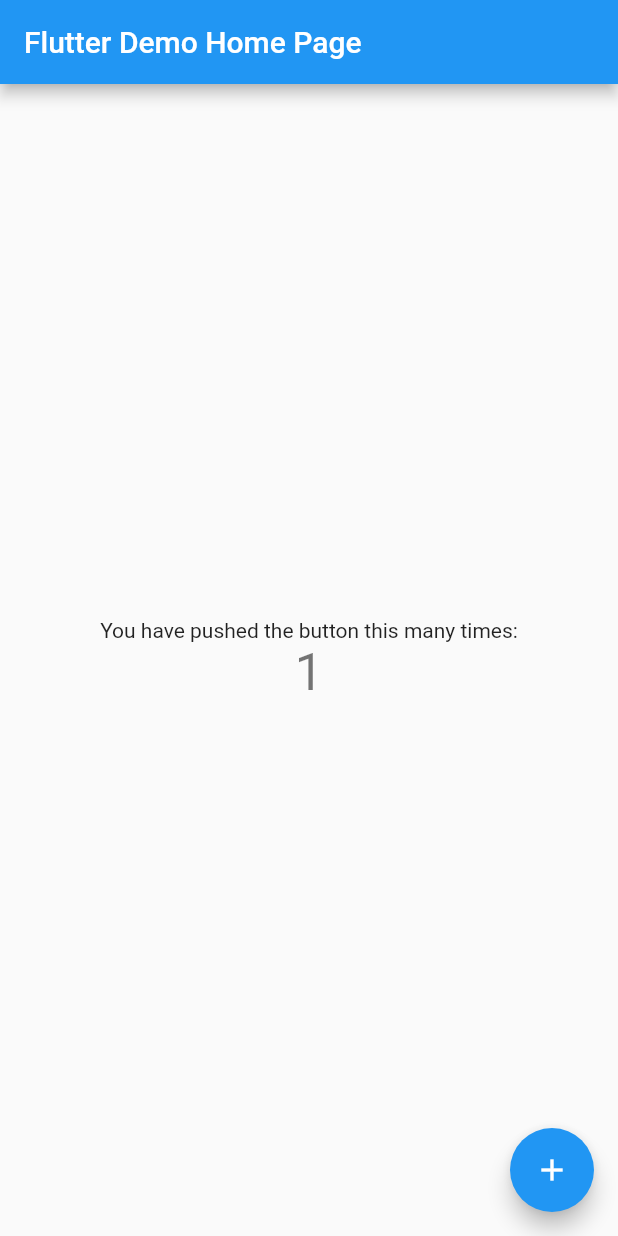
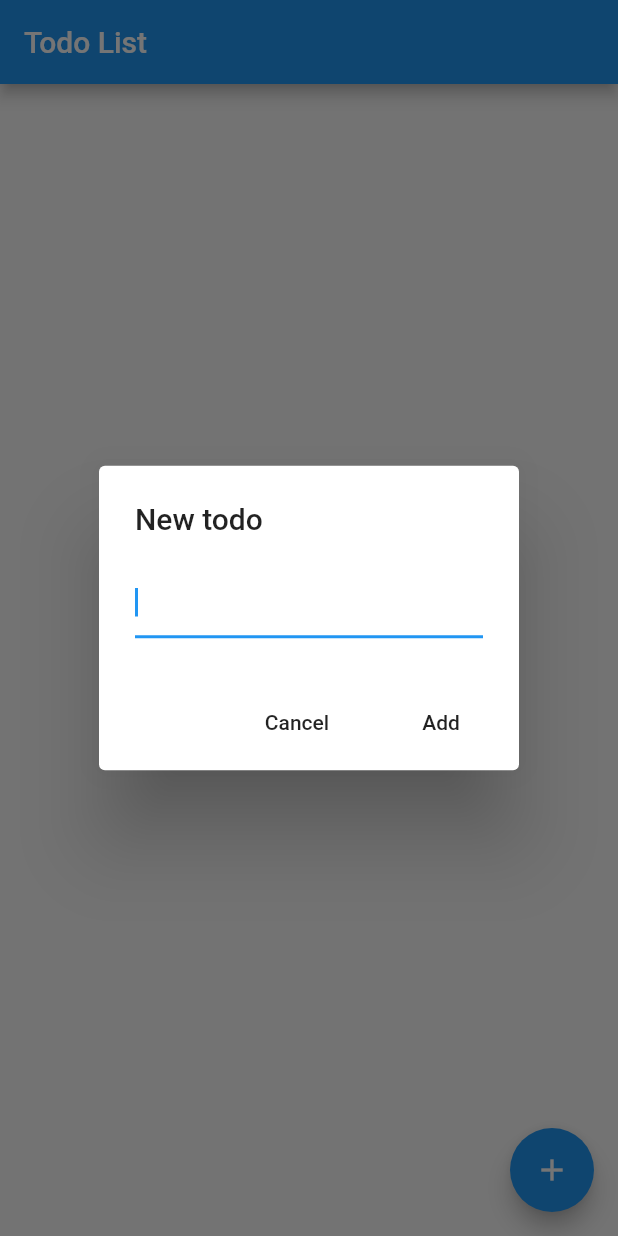
Before and after one commit to issnoe/haz, a Flutter app: the screen it shows after launch, after a tap on the "add" icon, on a phone screen of 412 x 824 dp. Run offline on Flutter 3.47's test engine with Material 2 defaults, Android fonts, the phone set to English and light mode, and no system bars.

Commit message:
Todo compleate

```diff
--- a/lib/main.dart
+++ b/lib/main.dart
@@ -1,111 +1,14 @@
 import 'package:flutter/material.dart';
+import 'package:haz/widgets/list.dart';
 
 void main() => runApp(MyApp());
 
 class MyApp extends StatelessWidget {
-  // This widget is the root of your application.
   @override
   Widget build(BuildContext context) {
     return MaterialApp(
-      title: 'Flutter Demo',
-      theme: ThemeData(
-        // This is the theme of your application.
-        //
-        // Try running your application with "flutter run". You'll see the
-        // application has a blue toolbar. Then, without quitting the app, try
-        // changing the primarySwatch below to Colors.green and then invoke
-        // "hot reload" (press "r" in the console where you ran "flutter run",
-        // or simply save your changes to "hot reload" in a Flutter IDE).
-        // Notice that the counter didn't reset back to zero; the application
-        // is not restarted.
-        primarySwatch: Colors.blue,
-      ),
-      home: MyHomePage(title: 'Flutter Demo Home Page'),
+      title: 'TDO',
+      home: TodoList(),
     );
   }
 }
-
-class MyHomePage extends StatefulWidget {
-  MyHomePage({Key key, this.title}) : super(key: key);
-
-  // This widget is the home page of your application. It is stateful, meaning
-  // that it has a State object (defined below) that contains fields that affect
-  // how it looks.
-
-  // This class is the configuration for the state. It holds the values (in this
-  // case the title) provided by the parent (in this case the App widget) and
-  // used by the build method of the State. Fields in a Widget subclass are
-  // always marked "final".
-
-  final String title;
-
-  @override
-  _MyHomePageState createState() => _MyHomePageState();
-}
-
-class _MyHomePageState extends State<MyHomePage> {
-  int _counter = 0;
-
-  void _incrementCounter() {
-    setState(() {
-      // This call to setState tells the Flutter framework that something has
-      // changed in this State, which causes it to rerun the build method below
-      // so that the display can reflect the updated values. If we changed
-      // _counter without calling setState(), then the build method would not be
-      // called again, and so nothing would appear to happen.
-      _counter++;
-    });
-  }
-
-  @override
-  Widget build(BuildContext context) {
-    // This method is rerun every time setState is called, for instance as done
-    // by the _incrementCounter method above.
-    //
-    // The Flutter framework has been optimized to make rerunning build methods
-    // fast, so that you can just rebuild anything that needs updating rather
-    // than having to individually change instances of widgets.
-    return Scaffold(
-      appBar: AppBar(
-        // Here we take the value from the MyHomePage object that was created by
-        // the App.build method, and use it to set our appbar title.
-        title: Text(widget.title),
-      ),
-      body: Center(
-        // Center is a layout widget. It takes a single child and positions it
-        // in the middle of the parent.
-        child: Column(
-          // Column is also layout widget. It takes a list of children and
-          // arranges them vertically. By default, it sizes itself to fit its
-          // children horizontally, and tries to be as tall as its parent.
-          //
-          // Invoke "debug painting" (press "p" in the console, choose the
-          // "Toggle Debug Paint" action from the Flutter Inspector in Android
-          // Studio, or the "Toggle Debug Paint" command in Visual Studio Code)
-          // to see the wireframe for each widget.
-          //
-          // Column has various properties to control how it sizes itself and
-          // how it positions its children. Here we use mainAxisAlignment to
-          // center the children vertically; the main axis here is the vertical
-          // axis because Columns are vertical (the cross axis would be
-          // horizontal).
-          mainAxisAlignment: MainAxisAlignment.center,
-          children: <Widget>[
-            Text(
-              'You have pushed the button this many times:',
-            ),
-            Text(
-              '$_counter',
-              style: Theme.of(context).textTheme.display1,
-            ),
-          ],
-        ),
-      ),
-      floatingActionButton: FloatingActionButton(
-        onPressed: _incrementCounter,
-        tooltip: 'Increment',
-        child: Icon(Icons.add),
-      ), // This trailing comma makes auto-formatting nicer for build methods.
-    );
-  }
-}
--- /dev/null
+++ b/lib/models/todo.dart
@@ -0,0 +1,6 @@
+class Todo {
+  Todo({this.title, this.isDone = false});
+
+  String title;
+  bool isDone;
+}
--- /dev/null
+++ b/lib/widgets/list.dart
@@ -0,0 +1,80 @@
+import 'package:flutter/material.dart';
+import 'package:haz/models/todo.dart';
+
+class TodoList extends StatefulWidget {
+  @override
+  _TodoListState createState() => _TodoListState();
+}
+
+class _TodoListState extends State<TodoList> {
+  List<Todo> todos = [];
+  TextEditingController controller = new TextEditingController();
+
+  Widget _buildItem(BuildContext context, int index) {
+    final todo = todos[index];
+    return CheckboxListTile(
+      value: todo.isDone,
+      title: Text(todo.title),
+      onChanged: (bool isChecked) {
+        _toggleTodo(todo, isChecked);
+      },
+    );
+  }
+
+  _toggleTodo(Todo todo, bool isChecked) {
+    setState(() {
+      todo.isDone = isChecked;
+    });
+  }
+
+  _addTodo() {
+    showDialog(
+      context: context,
+      builder: (BuildContext context) {
+        return AlertDialog(
+          title: Text('New todo'),
+          content: TextField(
+            controller: controller,
+            autofocus: true,
+          ),
+          actions: <Widget>[
+            FlatButton(
+              child: Text('Cancel'),
+              onPressed: () {
+                Navigator.of(context).pop();
+              },
+            ),
+            FlatButton(
+              child: Text('Add'),
+              onPressed: () {
+                setState(() {
+                  final todo = new Todo(title: controller.value.text);
+
+                  todos.add(todo);
+                  controller.clear();
+
+                  Navigator.of(context).pop();
+                });
+              },
+            ),
+          ],
+        );
+      },
+    );
+  }
+
+  @override
+  Widget build(BuildContext context) {
+    return Scaffold(
+      appBar: AppBar(title: Text('Todo List')),
+      body: ListView.builder(
+        itemBuilder: _buildItem,
+        itemCount: todos.length,
+      ),
+      floatingActionButton: FloatingActionButton(
+        child: Icon(Icons.add),
+        onPressed: _addTodo,
+      ),
+    );
+  }
+}
```
Also changed, not shown: 5 other files.
